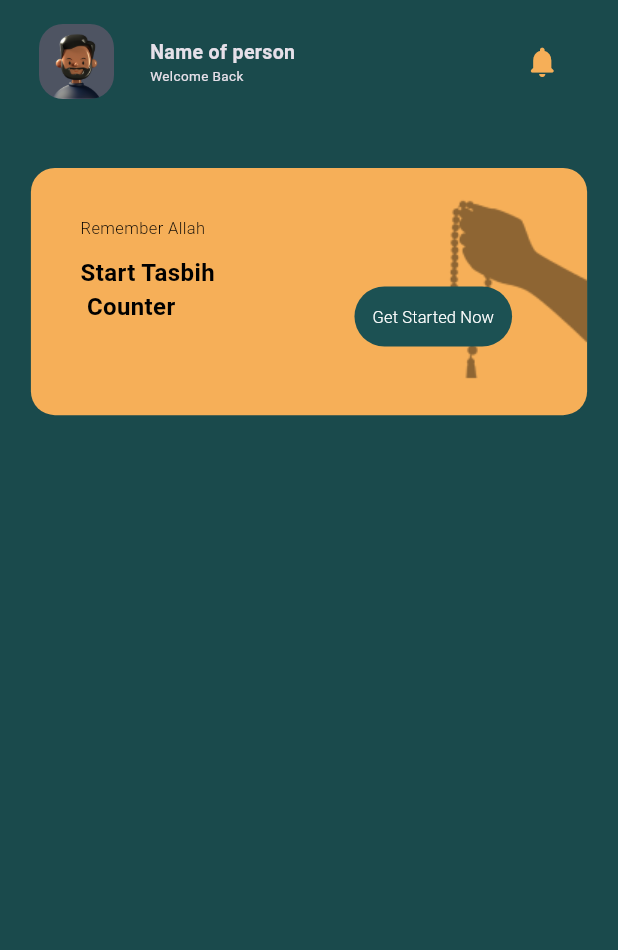
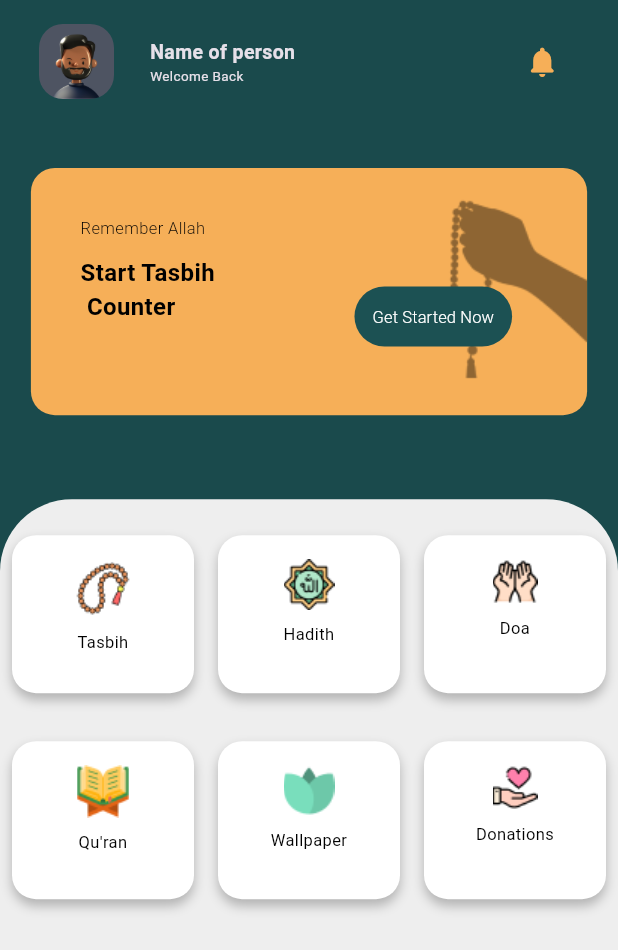
Before and after one commit to Mohamed-Emad1/muslim_app, a Flutter app: the screen it shows after launch, on a phone screen of 412 x 824 dp. Shown: the top 950 px of the screen. Run offline on Flutter 3.47's test engine with Material 3 defaults, Android fonts, the phone set to English and light mode, and no system bars.

Commit message:
create grid view

```diff
--- /dev/null
+++ b/lib/Features/home/presentation/views/widgets/custom_card.dart
@@ -0,0 +1,53 @@
+import 'package:flutter/material.dart';
+
+import '../../../../../core/utils/colors.dart';
+import '../../../../../core/utils/styles.dart';
+
+class CustomCard extends StatelessWidget {
+  const CustomCard({super.key, required this.title, required this.image});
+
+  final String title;
+  final String image;
+  @override
+  Widget build(BuildContext context) {
+    return Padding(
+      padding: const EdgeInsets.only(top: 16),
+      child: AspectRatio(
+        aspectRatio: 1,
+        child: Container(
+          margin: const EdgeInsets.all(8),
+          decoration: BoxDecoration(
+            borderRadius: BorderRadius.circular(16),
+            color: ColorsStyles.white,
+            boxShadow: [
+              BoxShadow(
+                color: Colors.black.withOpacity(0.25),
+                offset: const Offset(
+                    0, 4), // Horizontal and vertical offset (x: 0, y: 4)
+                blurRadius: 6, // How soft the shadow is
+                spreadRadius: 0, // Spread radius (controls shadow expansion)
+              ),
+            ],
+          ),
+          child: Column(
+            children: [
+              const SizedBox(
+                height: 16,
+              ),
+              Image.asset(image),
+              const SizedBox(
+                height: 8,
+              ),
+              Text(
+                title,
+                textAlign: TextAlign.center,
+                style: Styles.textStyle11.copyWith(
+                    fontWeight: FontWeight.w400, color: ColorsStyles.black),
+              ),
+            ],
+          ),
+        ),
+      ),
+    );
+  }
+}
--- /dev/null
+++ b/lib/Features/home/presentation/views/widgets/custom_grid_view.dart
@@ -0,0 +1,48 @@
+import 'package:flutter/material.dart';
+import 'package:muslim_app/Features/home/presentation/views/widgets/custom_card.dart';
+
+import '../../../../../core/utils/assets.dart';
+
+class CustomGridView extends StatelessWidget {
+  const CustomGridView({
+    super.key,
+  });
+
+  @override
+  Widget build(BuildContext context) {
+    return InkWell(
+      onTap: () {
+        print("hi");
+      },
+      child: GridView.count(
+        crossAxisCount: 3,
+        children: const [
+          CustomCard(
+            title: "Tasbih",
+            image: AssetsData.tsbeha,
+          ),
+          CustomCard(
+            title: "Hadith",
+            image: AssetsData.hadith,
+          ),
+          CustomCard(
+            title: "Doa",
+            image: AssetsData.doa,
+          ),
+          CustomCard(
+            title: "Qu'ran",
+            image: AssetsData.quran,
+          ),
+          CustomCard(
+            title: "Wallpaper",
+            image: AssetsData.wallpaper,
+          ),
+          CustomCard(
+            title: "Donations",
+            image: AssetsData.donations,
+          ),
+        ],
+      ),
+    );
+  }
+}
--- a/lib/Features/home/presentation/views/widgets/home_view_body.dart
+++ b/lib/Features/home/presentation/views/widgets/home_view_body.dart
@@ -1,5 +1,6 @@
 import 'package:flutter/material.dart';
 import 'package:muslim_app/Features/home/presentation/views/widgets/custom_app_bar.dart';
+import 'package:muslim_app/Features/home/presentation/views/widgets/options_and_prayers_times.dart';
 import 'package:muslim_app/Features/home/presentation/views/widgets/screen_options.dart';
 // import 'package:flutter_svg/flutter_svg.dart';
 
@@ -12,6 +13,10 @@ class HomeViewBody extends StatelessWidget {
       children: [
         CustomAppBar(),
         ScreenOptions(),
+        SizedBox(
+          height: 26,
+        ),
+        Expanded(child: OptionsAndParyersTimes()),
       ],
     );
   }
--- /dev/null
+++ b/lib/Features/home/presentation/views/widgets/options_and_prayers_times.dart
@@ -0,0 +1,28 @@
+import 'package:flutter/widgets.dart';
+import 'package:muslim_app/Features/home/presentation/views/widgets/custom_grid_view.dart';
+import '../../../../../core/utils/colors.dart';
+
+class OptionsAndParyersTimes extends StatelessWidget {
+  const OptionsAndParyersTimes({super.key});
+
+  @override
+  Widget build(BuildContext context) {
+    return Container(
+      width: double.infinity,
+      decoration: const BoxDecoration(
+        color: ColorsStyles.optionsAndParyersTimesColor,
+        borderRadius: BorderRadius.only(
+          topLeft: Radius.circular(48),
+          topRight: Radius.circular(48),
+        ),
+      ),
+      child:const Column(
+        children: [
+          Expanded(
+            child: CustomGridView(),
+          ),
+        ],
+      ),
+    );
+  }
+}
--- a/lib/core/utils/assets.dart
+++ b/lib/core/utils/assets.dart
@@ -2,4 +2,11 @@ abstract class AssetsData {
   static const String profilesvg = 'assets/images/pp.svg';
   static const String profile = 'assets/images/profile.png';
   static const String tasbihHand = 'assets/images/tasbih.png';
+  static const String wallpaper = 'assets/images/wallpaper.png';
+  static const String tsbeha = 'assets/images/tsbeha.png';
+  static const String quran = 'assets/images/quran.png';
+  static const String hmed = 'assets/images/hmed.png';
+  static const String hadith = 'assets/images/hadith.png';
+  static const String donations = 'assets/images/donations.png';
+  static const String doa = 'assets/images/doa.png';
 }
--- a/lib/core/utils/colors.dart
+++ b/lib/core/utils/colors.dart
@@ -6,5 +6,6 @@ abstract class ColorsStyles {
   static const Color homeBackGround = Color(0xff1A4A4C);
   static const Color goldenColor = Color(0xffF6AF58);
   static const Color buttonColor = Color(0xff1C5153);
+  static const Color optionsAndParyersTimesColor = Color(0xffEEEEEE);
 
 }
```
Also changed, not shown: assets/images/doa.png (added), assets/images/donations.png (added), assets/images/hadith.png (added), assets/images/quran.png (added), assets/images/tsbeha.png (added), assets/images/wallpaper.png (added).
